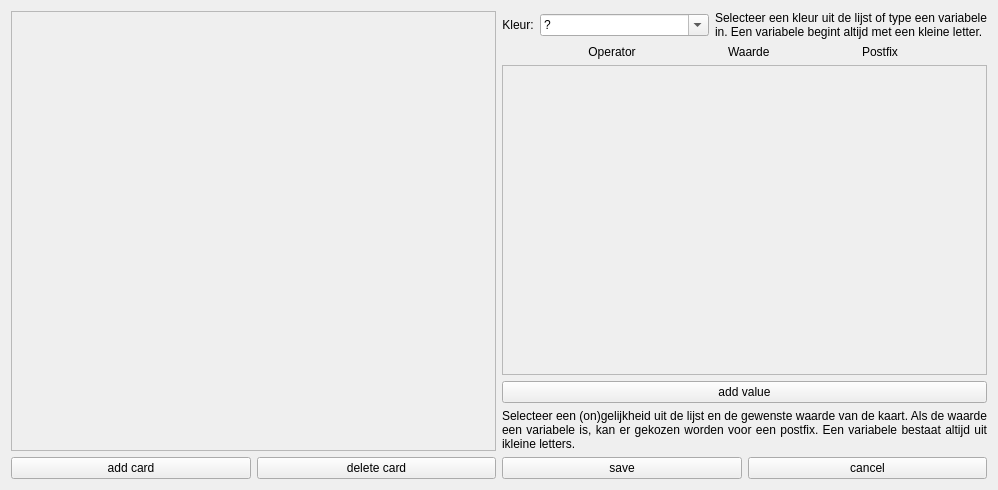
Before: the Qt Designer form src/lib/pokerRuleSystem/view/cardEvaluator.ui in Dtai/PokerbotClient, drawn with Qt 5.
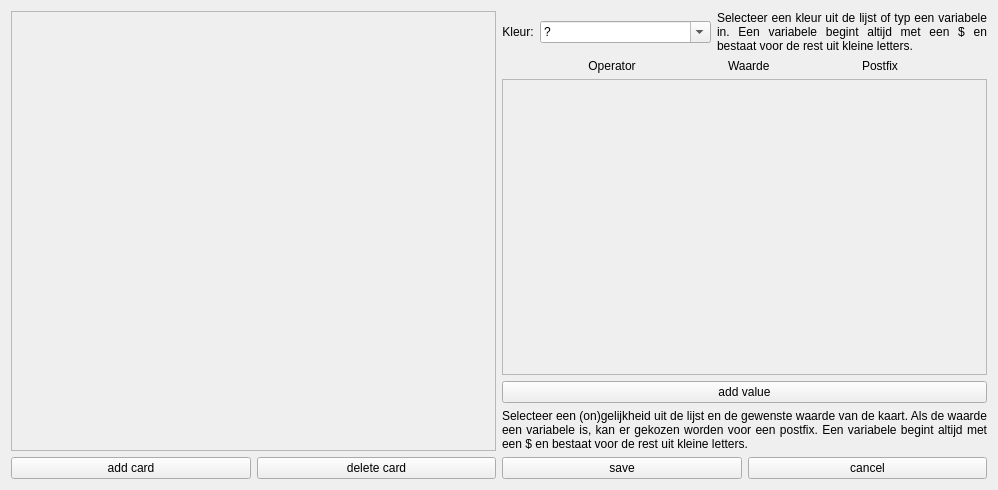
After: the same form once the commit is applied.

```diff
--- a/src/lib/pokerRuleSystem/view/cardEvaluator.ui
+++ b/src/lib/pokerRuleSystem/view/cardEvaluator.ui
@@ -133,7 +133,7 @@
              <item>
               <widget class="QLabel" name="label">
                <property name="text">
-                <string>Selecteer een kleur uit de lijst of type een variabele in. Een variabele begint altijd met een kleine letter. </string>
+                <string>Selecteer een kleur uit de lijst of typ een variabele in. Een variabele begint altijd met een $ en bestaat voor de rest uit kleine letters.</string>
                </property>
                <property name="alignment">
                 <set>Qt::AlignJustify|Qt::AlignVCenter</set>
@@ -208,7 +208,7 @@
                 <x>0</x>
                 <y>0</y>
                 <width>478</width>
-                <height>302</height>
+                <height>276</height>
                </rect>
               </property>
              </widget>
@@ -226,7 +226,7 @@
          <item>
           <widget class="QLabel" name="label_5">
            <property name="text">
-            <string>Selecteer een (on)gelijkheid uit de lijst en de gewenste waarde van de kaart. Als de waarde een variabele is, kan er gekozen worden voor een postfix. Een variabele bestaat altijd uit ikleine letters.</string>
+            <string>Selecteer een (on)gelijkheid uit de lijst en de gewenste waarde van de kaart. Als de waarde een variabele is, kan er gekozen worden voor een postfix. Een variabele begint altijd met een $ en bestaat voor de rest uit kleine letters.</string>
            </property>
            <property name="alignment">
             <set>Qt::AlignJustify|Qt::AlignVCenter</set>
```
Left out of the diff: 20 changed lines with no effect on the pictures.
